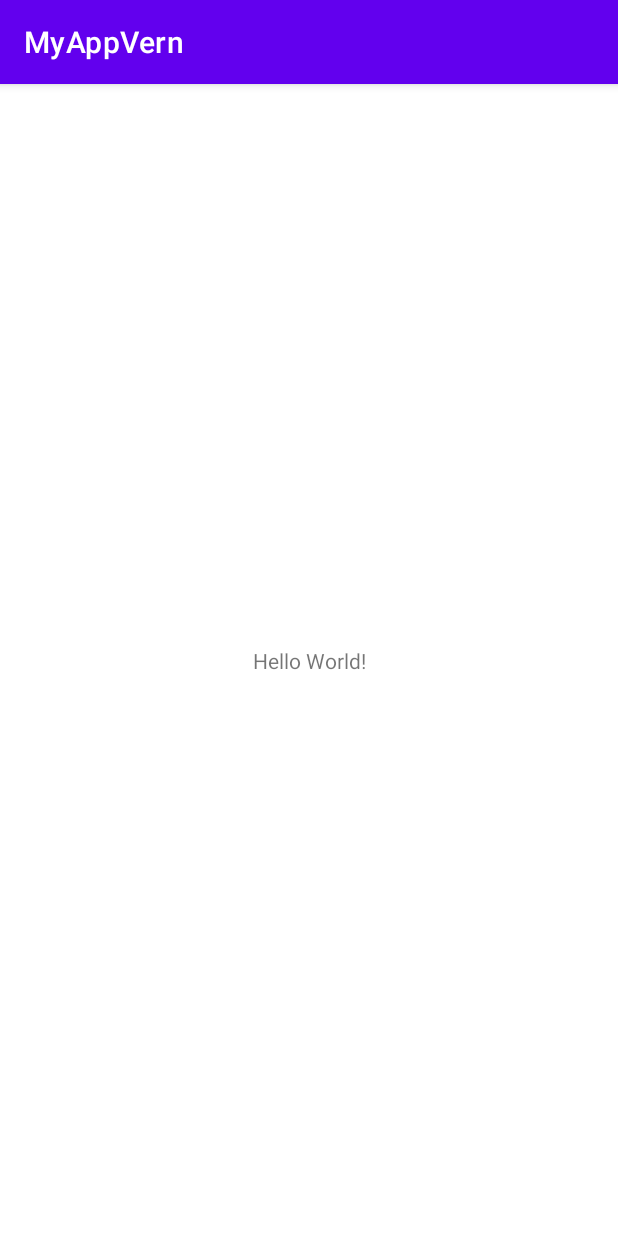
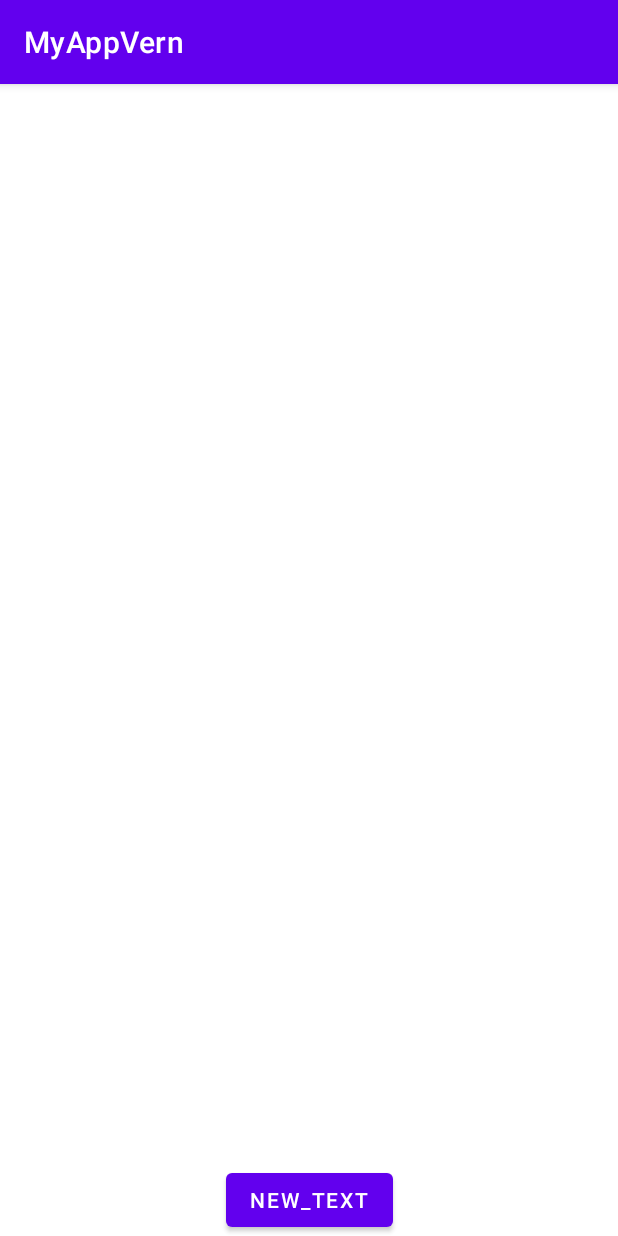
Before and after one commit to IlyaVern/FinalAttestation, an Android app: the screen it shows after launch (MainActivity), on a phone screen of 412 x 824 dp. Run offline under Robolectric (Android 15) with nearby library versions, the phone set to English and light mode, and no system bars.

Commit message:
“SR5”

```diff
--- a/app/src/main/java/ilya/vern/myappvern/MainActivity.kt
+++ b/app/src/main/java/ilya/vern/myappvern/MainActivity.kt
@@ -2,10 +2,50 @@ package ilya.vern.myappvern
 
 import androidx.appcompat.app.AppCompatActivity
 import android.os.Bundle
+import android.util.Log
+import android.widget.Button
+import android.widget.TextView
+
+const val TAG = "MainActivity"
 
 class MainActivity : AppCompatActivity() {
+
     override fun onCreate(savedInstanceState: Bundle?) {
         super.onCreate(savedInstanceState)
         setContentView(R.layout.activity_main)
+
+
+        Log.d(TAG, "Ты видел деву на скале")
+
+    }
+
+    override fun onStart() {
+        super.onStart()
+        Log.d(TAG, "В одежде белой над волнами")
+    }
+
+    override fun onResume() {
+        super.onResume()
+        Log.d(TAG, "Когда, бушуя в бурной мгле")
+    }
+
+    override fun onPause() {
+        super.onPause()
+        Log.d(TAG, "Играло море с берегами")
+    }
+
+    override fun onStop() {
+        super.onStop()
+        Log.d(TAG, "Когда луч молний озарял")
+    }
+
+    override fun onRestart() {
+        super.onRestart()
+        Log.d(TAG, "Ее всечасно блеском алым")
+    }
+
+    override fun onDestroy() {
+        super.onDestroy()
+        Log.d(TAG, "Ее всечасно блеском алым")
     }
 }
--- a/app/src/main/res/layout/activity_main.xml
+++ b/app/src/main/res/layout/activity_main.xml
@@ -1,5 +1,6 @@
 <?xml version="1.0" encoding="utf-8"?>
-<androidx.constraintlayout.widget.ConstraintLayout xmlns:android="http://schemas.android.com/apk/res/android"
+<androidx.constraintlayout.widget.ConstraintLayout
+    xmlns:android="http://schemas.android.com/apk/res/android"
     xmlns:app="http://schemas.android.com/apk/res-auto"
     xmlns:tools="http://schemas.android.com/tools"
     android:layout_width="match_parent"
@@ -7,12 +8,23 @@
     tools:context=".MainActivity">
 
     <TextView
+        android:id="@+id/hello_world_text_view"
         android:layout_width="wrap_content"
         android:layout_height="wrap_content"
-        android:text="Hello World!"
         app:layout_constraintBottom_toBottomOf="parent"
         app:layout_constraintLeft_toLeftOf="parent"
         app:layout_constraintRight_toRightOf="parent"
-        app:layout_constraintTop_toTopOf="parent" />
+        app:layout_constraintTop_toTopOf="parent"/>
+
+    <Button
+        android:id="@+id/new_text_button"
+        android:layout_width="wrap_content"
+        android:layout_height="wrap_content"
+        android:text="@string/new_text"
+        app:layout_constraintBottom_toBottomOf="parent"
+        app:layout_constraintEnd_toEndOf="parent"
+        app:layout_constraintStart_toStartOf="parent" />
+
+
 
 </androidx.constraintlayout.widget.ConstraintLayout>
--- a/app/src/main/res/values/strings.xml
+++ b/app/src/main/res/values/strings.xml
@@ -1,3 +1,5 @@
 <resources>
     <string name="app_name">MyAppVern</string>
+    <string name="helloworld">HelloWorld</string>
+    <string name="new_text">new_text</string>
 </resources>
```
